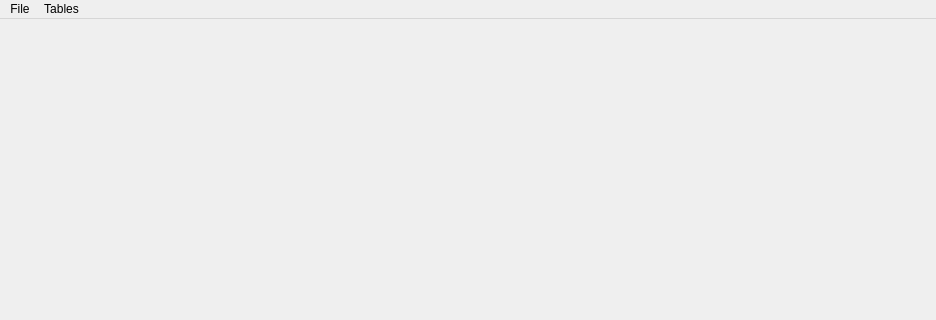
Above: ui/SydMainWindow.ui from OpenSyd/syd_ui before the change; both pictures show x 0 to 936 and y 0 to 320 of the 936 by 612 pixel window. Below: the same form after it.
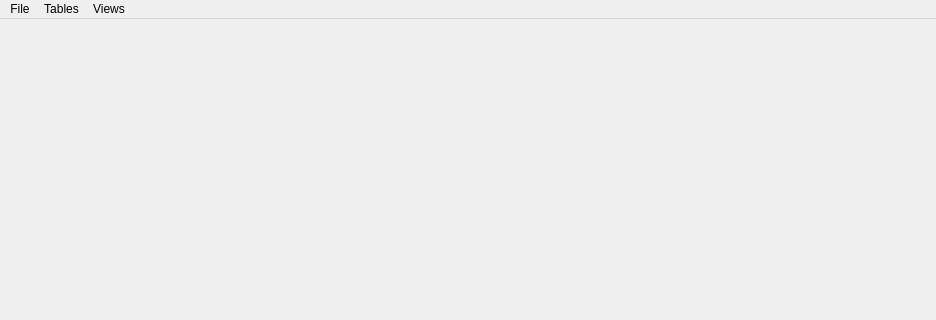
That is the form after the change.

Commit message: display views

What changed in the file:
```diff
--- a/ui/SydMainWindow.ui
+++ b/ui/SydMainWindow.ui
@@ -34,8 +34,14 @@
      <string>Tables</string>
     </property>
    </widget>
+   <widget class="QMenu" name="menu_views">
+    <property name="title">
+     <string>Views</string>
+    </property>
+   </widget>
    <addaction name="menuFile"/>
    <addaction name="menu_tables"/>
+   <addaction name="menu_views"/>
   </widget>
   <widget class="QStatusBar" name="statusbar">
    <property name="enabled">
```
The commit also changes 4 other files.
